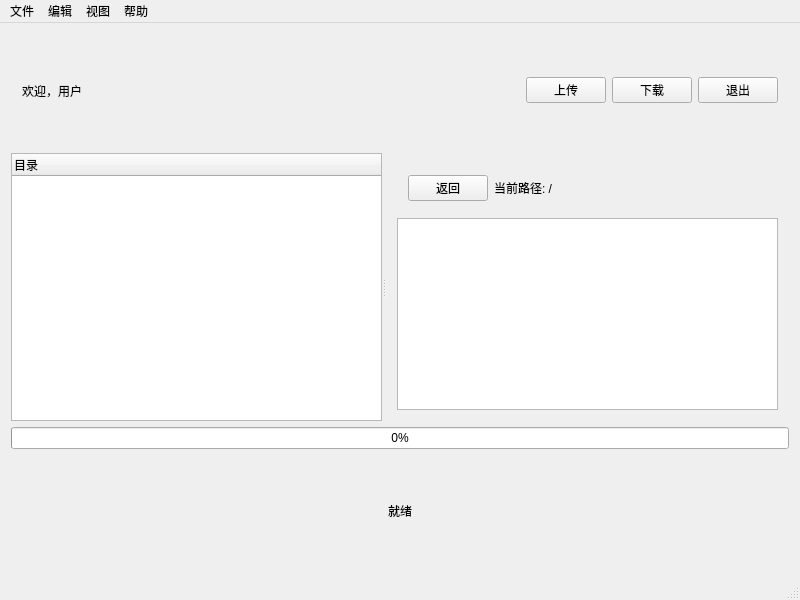
Before: the Qt Designer form WangPanClient/mainwindow.ui in frankenstein27/MyNetDisk, drawn with Qt 5.
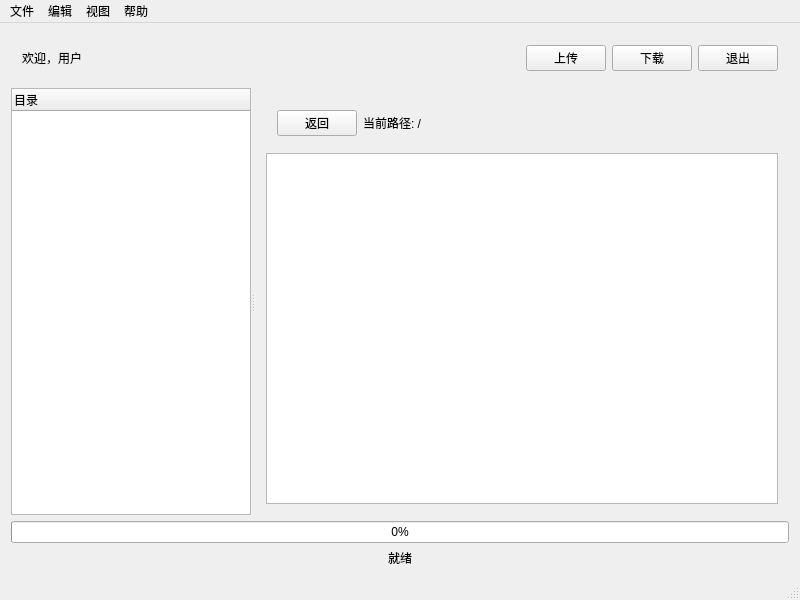
After: the same form once the commit is applied.

Patch:
```diff
--- a/WangPanClient/mainwindow.ui
+++ b/WangPanClient/mainwindow.ui
@@ -64,10 +64,58 @@
     </item>
     <item>
      <widget class="QSplitter" name="splitter">
+      <property name="sizePolicy">
+       <sizepolicy hsizetype="Expanding" vsizetype="Expanding">
+        <horstretch>0</horstretch>
+        <verstretch>0</verstretch>
+       </sizepolicy>
+      </property>
+      <property name="minimumSize">
+       <size>
+        <width>200</width>
+        <height>200</height>
+       </size>
+      </property>
+      <property name="maximumSize">
+       <size>
+        <width>16777215</width>
+        <height>16777215</height>
+       </size>
+      </property>
       <property name="orientation">
        <enum>Qt::Horizontal</enum>
       </property>
       <widget class="QTreeWidget" name="directoryTree">
+       <property name="sizePolicy">
+        <sizepolicy hsizetype="Minimum" vsizetype="Expanding">
+         <horstretch>0</horstretch>
+         <verstretch>0</verstretch>
+        </sizepolicy>
+       </property>
+       <property name="minimumSize">
+        <size>
+         <width>120</width>
+         <height>0</height>
+        </size>
+       </property>
+       <property name="maximumSize">
+        <size>
+         <width>240</width>
+         <height>16777215</height>
+        </size>
+       </property>
+       <property name="sizeIncrement">
+        <size>
+         <width>2</width>
+         <height>2</height>
+        </size>
+       </property>
+       <property name="baseSize">
+        <size>
+         <width>50</width>
+         <height>50</height>
+        </size>
+       </property>
        <column>
         <property name="text">
          <string>目录</string>
```
Left out of the diff: 20 changed lines with no effect on the pictures.
